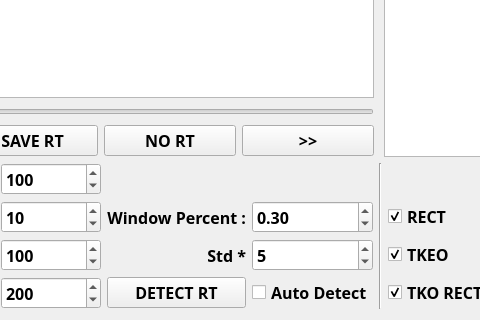
Above: pyEDF_v009/plot_edf.ui from ruhid/pyEDF_browser before the change; both pictures show x 320 to 800 and y 431 to 751 of the 1125 by 751 pixel window. Below: the same form after it.
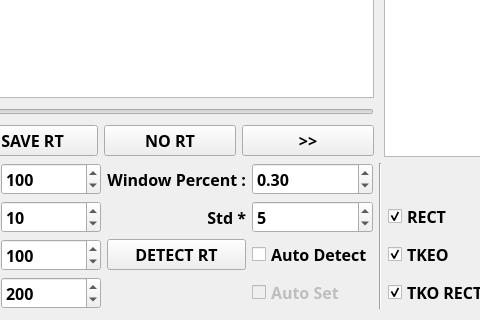
That is the form after the change. Custom widgets are drawn as their Qt base class.

Commit message: auto_detect

```diff
--- a/pyEDF_v009/plot_edf.ui
+++ b/pyEDF_v009/plot_edf.ui
@@ -227,27 +227,6 @@
        </property>
       </widget>
      </item>
-     <item row="2" column="3">
-      <widget class="QLabel" name="labelStd">
-       <property name="font">
-        <font>
-         <family>Gill Sans</family>
-         <pointsize>12</pointsize>
-         <weight>75</weight>
-         <bold>true</bold>
-        </font>
-       </property>
-       <property name="layoutDirection">
-        <enum>Qt::LeftToRight</enum>
-       </property>
-       <property name="text">
-        <string>Std *</string>
-       </property>
-       <property name="alignment">
-        <set>Qt::AlignRight|Qt::AlignTrailing|Qt::AlignVCenter</set>
-       </property>
-      </widget>
-     </item>
      <item row="0" column="7" rowspan="4">
       <spacer name="verticalSpacer_2">
        <property name="font">
@@ -401,27 +380,6 @@
        </property>
       </widget>
      </item>
-     <item row="1" column="4">
-      <widget class="QDoubleSpinBox" name="doubleSpinBoxWindPrct">
-       <property name="font">
-        <font>
-         <family>Gill Sans</family>
-         <pointsize>12</pointsize>
-         <weight>75</weight>
-         <bold>true</bold>
-        </font>
-       </property>
-       <property name="maximum">
-        <double>1.000000000000000</double>
-       </property>
-       <property name="singleStep">
-        <double>0.010000000000000</double>
-       </property>
-       <property name="value">
-        <double>0.300000000000000</double>
-       </property>
-      </widget>
-     </item>
      <item row="2" column="6">
       <widget class="QCheckBox" name="checkBoxTKEO">
        <property name="font">
@@ -524,21 +482,6 @@
        </property>
       </widget>
      </item>
-     <item row="3" column="4">
-      <widget class="QCheckBox" name="checkBoxAutoDetect">
-       <property name="font">
-        <font>
-         <family>Gill Sans</family>
-         <pointsize>12</pointsize>
-         <weight>75</weight>
-         <bold>true</bold>
-        </font>
-       </property>
-       <property name="text">
-        <string>Auto Detect</string>
-       </property>
-      </widget>
-     </item>
      <item row="3" column="9">
       <widget class="QSpinBox" name="spinBoxSyncAnalogEDF">
        <property name="font">
@@ -608,27 +551,6 @@
        </property>
       </widget>
      </item>
-     <item row="1" column="3">
-      <widget class="QLabel" name="label_8">
-       <property name="font">
-        <font>
-         <family>Gill Sans</family>
-         <pointsize>12</pointsize>
-         <weight>75</weight>
-         <bold>true</bold>
-        </font>
-       </property>
-       <property name="layoutDirection">
-        <enum>Qt::LeftToRight</enum>
-       </property>
-       <property name="text">
-        <string>Window Percent :</string>
-       </property>
-       <property name="alignment">
-        <set>Qt::AlignRight|Qt::AlignTrailing|Qt::AlignVCenter</set>
-       </property>
-      </widget>
-     </item>
      <item row="3" column="6">
       <widget class="QCheckBox" name="checkBoxTKEORect">
        <property name="font">
@@ -695,48 +617,6 @@
        </property>
       </widget>
      </item>
-     <item row="2" column="4">
-      <widget class="QSpinBox" name="spinBoxTimesStd">
-       <property name="font">
-        <font>
-         <family>Gill Sans</family>
-         <pointsize>12</pointsize>
-         <weight>75</weight>
-         <bold>true</bold>
-        </font>
-       </property>
-       <property name="value">
-        <number>5</number>
-       </property>
-      </widget>
-     </item>
-     <item row="3" column="3">
-      <widget class="QPushButton" name="pushButtonDetectRT">
-       <property name="minimumSize">
-        <size>
-         <width>100</width>
-         <height>0</height>
-        </size>
-       </property>
-       <property name="maximumSize">
-        <size>
-         <width>500</width>
-         <height>16777215</height>
-        </size>
-       </property>
-       <property name="font">
-        <font>
-         <family>Gill Sans</family>
-         <pointsize>12</pointsize>
-         <weight>75</weight>
-         <bold>true</bold>
-        </font>
-       </property>
-       <property name="text">
-        <string>DETECT RT</string>
-       </property>
-      </widget>
-     </item>
      <item row="0" column="1">
       <widget class="QLabel" name="label_5">
        <property name="font">
@@ -773,6 +653,144 @@
        </property>
       </widget>
      </item>
+     <item row="0" column="3">
+      <widget class="QLabel" name="label_8">
+       <property name="font">
+        <font>
+         <family>Gill Sans</family>
+         <pointsize>12</pointsize>
+         <weight>75</weight>
+         <bold>true</bold>
+        </font>
+       </property>
+       <property name="layoutDirection">
+        <enum>Qt::LeftToRight</enum>
+       </property>
+       <property name="text">
+        <string>Window Percent :</string>
+       </property>
+       <property name="alignment">
+        <set>Qt::AlignRight|Qt::AlignTrailing|Qt::AlignVCenter</set>
+       </property>
+      </widget>
+     </item>
+     <item row="0" column="4">
+      <widget class="QDoubleSpinBox" name="doubleSpinBoxWindPrct">
+       <property name="font">
+        <font>
+         <family>Gill Sans</family>
+         <pointsize>12</pointsize>
+         <weight>75</weight>
+         <bold>true</bold>
+        </font>
+       </property>
+       <property name="maximum">
+        <double>1.000000000000000</double>
+       </property>
+       <property name="singleStep">
+        <double>0.010000000000000</double>
+       </property>
+       <property name="value">
+        <double>0.300000000000000</double>
+       </property>
+      </widget>
+     </item>
+     <item row="1" column="3">
+      <widget class="QLabel" name="labelStd">
+       <property name="font">
+        <font>
+         <family>Gill Sans</family>
+         <pointsize>12</pointsize>
+         <weight>75</weight>
+         <bold>true</bold>
+        </font>
+       </property>
+       <property name="layoutDirection">
+        <enum>Qt::LeftToRight</enum>
+       </property>
+       <property name="text">
+        <string>Std *</string>
+       </property>
+       <property name="alignment">
+        <set>Qt::AlignRight|Qt::AlignTrailing|Qt::AlignVCenter</set>
+       </property>
+      </widget>
+     </item>
+     <item row="1" column="4">
+      <widget class="QSpinBox" name="spinBoxTimesStd">
+       <property name="font">
+        <font>
+         <family>Gill Sans</family>
+         <pointsize>12</pointsize>
+         <weight>75</weight>
+         <bold>true</bold>
+        </font>
+       </property>
+       <property name="value">
+        <number>5</number>
+       </property>
+      </widget>
+     </item>
+     <item row="2" column="3">
+      <widget class="QPushButton" name="pushButtonDetectRT">
+       <property name="minimumSize">
+        <size>
+         <width>100</width>
+         <height>0</height>
+        </size>
+       </property>
+       <property name="maximumSize">
+        <size>
+         <width>500</width>
+         <height>16777215</height>
+        </size>
+       </property>
+       <property name="font">
+        <font>
+         <family>Gill Sans</family>
+         <pointsize>12</pointsize>
+         <weight>75</weight>
+         <bold>true</bold>
+        </font>
+       </property>
+       <property name="text">
+        <string>DETECT RT</string>
+       </property>
+      </widget>
+     </item>
+     <item row="2" column="4">
+      <widget class="QCheckBox" name="checkBoxAutoDetect">
+       <property name="font">
+        <font>
+         <family>Gill Sans</family>
+         <pointsize>12</pointsize>
+         <weight>75</weight>
+         <bold>true</bold>
+        </font>
+       </property>
+       <property name="text">
+        <string>Auto Detect</string>
+       </property>
+      </widget>
+     </item>
+     <item row="3" column="4">
+      <widget class="QCheckBox" name="checkBoxAutoSet">
+       <property name="enabled">
+        <bool>false</bool>
+       </property>
+       <property name="font">
+        <font>
+         <family>Gill Sans</family>
+         <pointsize>12</pointsize>
+         <weight>75</weight>
+         <bold>true</bold>
+        </font>
+       </property>
+       <property name="text">
+        <string>Auto Set</string>
+       </property>
+      </widget>
+     </item>
     </layout>
    </item>
   </layout>
```
Left out of the diff: 48 changed lines with no effect on the pictures. The commit also changes 2 other files.
